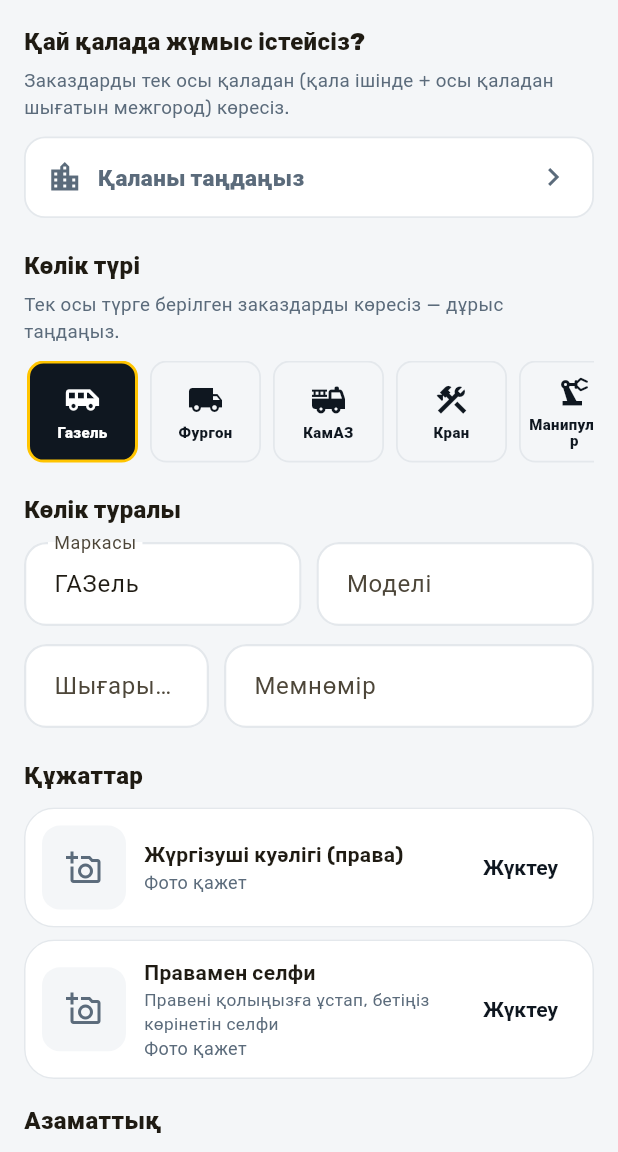
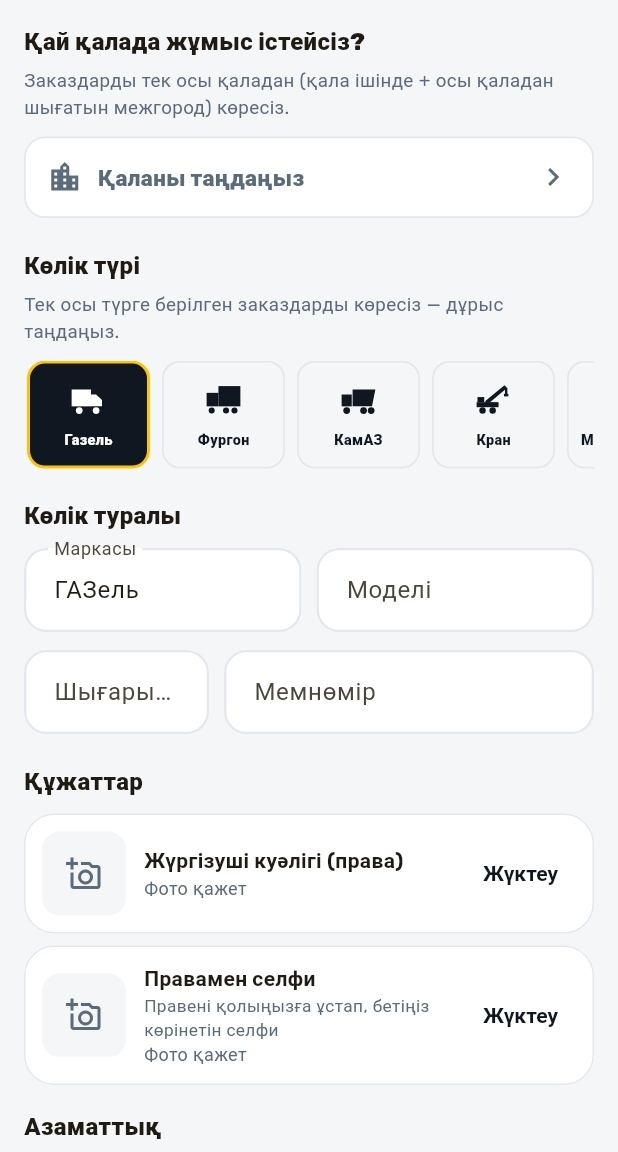
Before and after one commit to zhambyl14/gazelgo, a Flutter app: the ExecutorApplyScreen screen opened directly, on a phone screen of 412 x 824 dp, the part 84-1236 px from its top. Run offline on Flutter 3.47's test engine with Material 3 defaults, Android fonts, the phone set to English and light mode, and no system bars; our stand-ins replace firebase_core, firebase_messaging, flutter_local_notifications, flutter_map, flutter_riverpod, flutter_svg and 6 more; accounts and stored records are empty; network calls fail.

Commit message:
Көлік түрлеріне нақты SVG силуэт-иконкалар + карусель мәтін толып кету түзетуі
- assets/vehicles/*.svg: 10 түрдің әрқайсысына нақты силуэт (газель, фургон,
  КамАЗ, кран, манипулятор, ассенизатор, экскаватор, погрузчик, мини вэн,
  трактор). Эмодзи де, жуықтаған Material белгісі де емес.
- VehicleTypeX.emoji/icon орнына VehicleTypeX.asset (SVG жол) + vehicleIcon()
  көмекшісі (flutter_svg, currentColor → colorFilter).
- Карусель атауы FittedBox(scaleDown, 1 жол): рамкаға ӘРҚАШАН сыяды —
  «…» болып қиылмайды, 2-жолға түспейді, жүйе шрифті үлкейтілсе де аспайды.
- feed_screen/widgets тег иконкалары да SVG-ге көшті (leading параметрі).
- PUBLISH.md: iOS push §2.1 (APNs+Xcode capability) + SVG §5 нұсқауы.

Co-Authored-By: Claude Opus 4.8 <noreply@anthropic.com>

```diff
--- a/lib/shared/vehicle_picker.dart
+++ b/lib/shared/vehicle_picker.dart
@@ -1,4 +1,5 @@
 import 'package:flutter/material.dart';
+import 'package:flutter_svg/flutter_svg.dart';
 
 import '../core/lang.dart';
 import '../core/models.dart';
@@ -10,10 +11,22 @@ String vehicleCallLabel(VehicleType v) => Lang.current.value == AppLang.ru
     ? 'Вызвать ${v.label}'
     : '${v.label} шақыру';
 
+/// Көлік түрінің силуэт-иконкасы (SVG). [color] берілсе — сол түске боялады.
+Widget vehicleIcon(VehicleType v, {double size = 24, Color? color}) =>
+    SvgPicture.asset(
+      v.asset,
+      width: size,
+      height: size,
+      colorFilter:
+          color == null ? null : ColorFilter.mode(color, BlendMode.srcIn),
+    );
+
 /// Көлік түрін таңдау каруселі (indriver стилі): көлденең айналатын
-/// шаршы карточкалар — эмодзи + атауы ғана (қосымша сипаттама жоқ).
-/// Таңдалғаны қара фонда сары жиекпен ерекшеленеді. Клиент заказ бергенде
-/// де, орындаушы тіркелгенде де қолданылады.
+/// шаршы карточкалар — силуэт-иконка + атауы. Таңдалғаны қара фонда сары
+/// жиекпен ерекшеленеді. Атауы FittedBox арқылы карточкаға ӘРҚАШАН сыяды —
+/// «…» болып қиылмайды, екінші жолға түспейді, жүйе шрифті үлкейтілсе де
+/// (accessibility text scale) рамкадан аспайды. Клиент заказ бергенде де,
+/// орындаушы тіркелгенде де қолданылады.
 class VehicleTypeCarousel extends StatefulWidget {
   final VehicleType selected;
   final ValueChanged<VehicleType> onChanged;
@@ -28,8 +41,8 @@ class VehicleTypeCarousel extends StatefulWidget {
 }
 
 class _VehicleTypeCarouselState extends State<VehicleTypeCarousel> {
-  static const _cardW = 74.0;
-  static const _cardH = 68.0;
+  static const _cardW = 82.0;
+  static const _cardH = 72.0;
   static const _gap = 8.0;
 
   late final ScrollController _scroll = ScrollController(
@@ -59,16 +72,17 @@ class _VehicleTypeCarouselState extends State<VehicleTypeCarousel> {
         itemBuilder: (_, i) {
           final v = VehicleType.values[i];
           final sel = v == widget.selected;
+          final fg = sel ? Colors.white : Gz.ink;
           return GestureDetector(
             onTap: () => widget.onChanged(v),
             child: AnimatedContainer(
               duration: const Duration(milliseconds: 150),
               width: _cardW,
               height: _cardH,
-              padding: const EdgeInsets.symmetric(horizontal: 4, vertical: 6),
+              padding: const EdgeInsets.symmetric(horizontal: 5, vertical: 8),
               decoration: BoxDecoration(
                 color: sel ? Gz.ink : Gz.bg,
-                borderRadius: BorderRadius.circular(11),
+                borderRadius: BorderRadius.circular(12),
                 border: Border.all(
                   color: sel ? Gz.yellow : Gz.border,
                   width: sel ? 2 : 1.2,
@@ -77,19 +91,26 @@ class _VehicleTypeCarouselState extends State<VehicleTypeCarousel> {
               child: Column(
                 mainAxisAlignment: MainAxisAlignment.center,
                 children: [
-                  Icon(v.icon,
-                      size: 24, color: sel ? Colors.white : Gz.ink),
-                  const SizedBox(height: 4),
-                  Text(
-                    v.label,
-                    textAlign: TextAlign.center,
-                    maxLines: 2,
-                    overflow: TextOverflow.ellipsis,
-                    style: TextStyle(
-                      fontSize: 10,
-                      height: 1.1,
-                      fontWeight: FontWeight.w800,
-                      color: sel ? Colors.white : Gz.ink,
+                  vehicleIcon(v, size: 27, color: fg),
+                  const SizedBox(height: 6),
+                  // FittedBox: атау рамкаға сыймаса — кішірейеді (қиылмайды,
+                  // екінші жолға түспейді). Тұрақты өлшемді box (ені + биіктігі)
+                  // жүйе шрифті масштабы үлкейгенде де асып кетуді болдырмайды.
+                  SizedBox(
+                    width: double.infinity,
+                    height: 14,
+                    child: FittedBox(
+                      fit: BoxFit.scaleDown,
+                      child: Text(
+                        v.label,
+                        maxLines: 1,
+                        softWrap: false,
+                        style: TextStyle(
+                          fontSize: 11,
+                          fontWeight: FontWeight.w800,
+                          color: fg,
+                        ),
+                      ),
                     ),
                   ),
                 ],
--- a/pubspec.yaml
+++ b/pubspec.yaml
@@ -24,6 +24,7 @@ dependencies:
   firebase_messaging: ^16.4.1
   shared_preferences: ^2.3.2
   package_info_plus: ^8.1.2
+  flutter_svg: ^2.3.0
 
 dev_dependencies:
   flutter_test:
@@ -41,6 +42,9 @@ flutter_launcher_icons:
 flutter:
   uses-material-design: true
 
+  assets:
+    - assets/vehicles/
+
   fonts:
     - family: Rubik
       fonts:
```
Also changed, not shown: lib/core/models.dart (+4 -20 lines), lib/features/executor/feed_screen.dart (+9 -5 lines), lib/shared/widgets.dart (+7 -3 lines), assets/vehicles/assenizator.svg (added), assets/vehicles/crane.svg (added), assets/vehicles/excavator.svg (added), assets/vehicles/furgon.svg (added), assets/vehicles/gazelle.svg (added), assets/vehicles/kamaz.svg (added), assets/vehicles/loader.svg (added), assets/vehicles/manipulator.svg (added), assets/vehicles/minivan.svg (added), assets/vehicles/tractor.svg (added), pubspec.lock, 1 other file.
